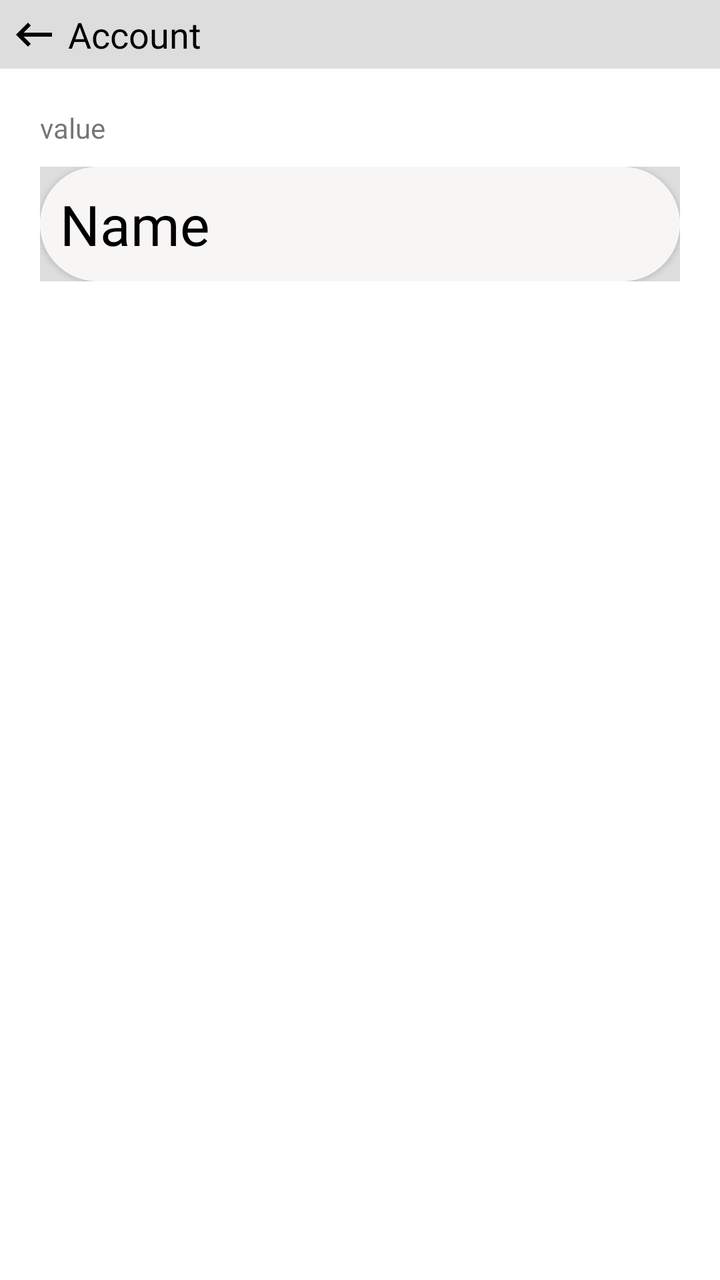
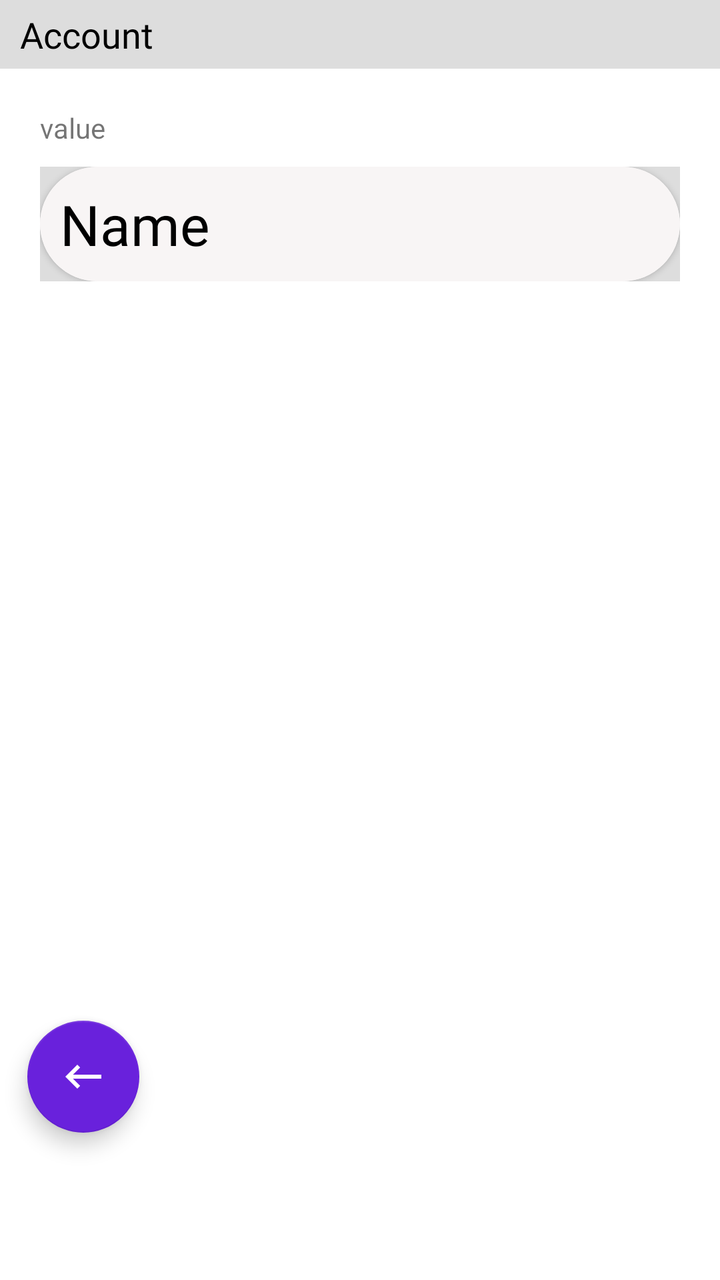

Screens rendered from an Android XML layout before and after an edit, with the pre-edit source and the edit as a unified diff.
<!-- AndroidManifest.xml: application theme Theme.WorkCollab -->
<!-- res/layout/fragment_account_edit.xml -->
<?xml version="1.0" encoding="utf-8"?>
<layout xmlns:android="http://schemas.android.com/apk/res/android"
    xmlns:tools="http://schemas.android.com/tools"
    xmlns:app="http://schemas.android.com/apk/res-auto">

    <data>

    </data>

    <FrameLayout
        android:layout_width="match_parent"
        android:layout_height="match_parent"
        tools:context=".fragments.AccountEditFragment" >

        <LinearLayout
            android:layout_width="match_parent"
            android:layout_height="match_parent"
            android:orientation="vertical">

            <LinearLayout
                android:layout_width="match_parent"
                android:layout_height="wrap_content"
                android:background="@color/deviceTheme2"
                android:orientation="horizontal"
                android:padding="5dp">

                <ImageView
                    android:id="@+id/backbtn"
                    app:tint="@color/textColor"
                    android:layout_width="wrap_content"
                    android:layout_height="match_parent"
                    android:src="@drawable/ic_back_arrow" />

                <TextView
                    android:id="@+id/editHeader"
                    style="@style/SecondTextStyle"
                    android:layout_width="wrap_content"
                    android:layout_height="match_parent"
                    android:layout_marginStart="5dp"
                    android:layout_weight="1"
                    android:text="Account"
                    android:textColor="@color/textColor" />

                <TextView
                    android:id="@+id/saveEdit"
                    style="@style/SecondTextStyle"
                    android:layout_width="wrap_content"
                    android:layout_height="match_parent"
                    android:layout_marginStart="5dp"
                    android:layout_weight="1"
                    android:textAlignment="viewEnd"
                    android:paddingRight="15dp"
                    android:visibility="gone"
                    android:text="Save"
                    android:textColor="@color/deviceThemeInverted" />

            </LinearLayout>

            <TextView
                android:id="@+id/tv_helper"
                android:layout_width="wrap_content"
                android:layout_height="wrap_content"
                android:layout_marginStart="20dp"
                android:layout_marginTop="20dp"
                android:text="value" />

            <FrameLayout
                android:layout_width="match_parent"
                android:layout_height="wrap_content"
                android:layout_marginEnd="20dp"
                android:layout_marginStart="20dp"
                android:layout_marginTop="10dp"
                android:background="@color/deviceTheme2">
                <androidx.cardview.widget.CardView
                    android:layout_width="match_parent"
                    android:layout_height="wrap_content"
                    android:layout_gravity="center|bottom"
                    android:background="@color/white"
                    app:cardCornerRadius="50dp">
                        <EditText
                            android:id="@+id/editTextText"
                            android:layout_width="match_parent"
                            android:layout_height="match_parent"
                            style="@style/SecondTextStyle"
                            android:textColor="@color/textColor"
                            android:padding="10dp"
                            android:textSize="28dp"
                            android:background="@color/deviceTheme"
                            android:ems="10"
                            android:inputType="text"
                            android:text="Name" />
                </androidx.cardview.widget.CardView>
            </FrameLayout>

        </LinearLayout>
    </FrameLayout>
</layout>
<!-- resources referenced by this layout -->
<resources>
  <color name="deviceTheme">#F8F5F5</color>
  <color name="deviceTheme2">#DDDDDD</color>
  <color name="deviceThemeInverted">#2E2E2E</color>
  <color name="textColor">#000000</color>
  <color name="white">#FFFFFFFF</color>
  <!-- drawable ic_back_arrow (drawable) -->
  <vector xmlns:android="http://schemas.android.com/apk/res/android" android:autoMirrored="true" android:height="24dp" android:tint="#FFFFFF" android:viewportHeight="24" android:viewportWidth="24" android:width="24dp">
        
      <path android:fillColor="@android:color/white" android:pathData="M21,11H6.83l3.58,-3.59L9,6l-6,6 6,6 1.41,-1.41L6.83,13H21z"/>
      
  </vector>
  <style name="SecondTextStyle">
          <item name="android:textSize">18sp</item>
          <item name="android:textAllCaps">false</item>
          <item name="android:textColor">@color/black</item>
          <item name="android:fontFamily">@font/bahnschrift</item>
      </style>
  <style name="Theme.WorkCollab" parent="Base.Theme.WorkCollab" />
  <color name="black">#FF000000</color>
  <style name="Base.Theme.WorkCollab" parent="Theme.MaterialComponents.DayNight.NoActionBar">
          <item name="android:windowTranslucentStatus">true</item>
          <item name="colorPrimary">@color/deviceTheme</item>
          <item name="colorOnPrimary">@color/white</item>
          <item name="colorSecondary">@color/deviceTheme2</item>
          <item name="android:navigationBarColor">#28134A</item>
  
      </style>
</resources>

<!-- the commit's change to res/layout/fragment_account_edit.xml (unified diff, before → after) -->
@@ -23,13 +23,6 @@
                 android:background="@color/deviceTheme2"
                 android:orientation="horizontal"
                 android:padding="5dp">
-
-                <ImageView
-                    android:id="@+id/backbtn"
-                    app:tint="@color/textColor"
-                    android:layout_width="wrap_content"
-                    android:layout_height="match_parent"
-                    android:src="@drawable/ic_back_arrow" />
 
                 <TextView
                     android:id="@+id/editHeader"
@@ -92,6 +85,30 @@
                 </androidx.cardview.widget.CardView>
             </FrameLayout>
 
+            <androidx.constraintlayout.widget.ConstraintLayout
+                android:layout_width="match_parent"
+                android:layout_height="match_parent">
+
+                <com.google.android.material.floatingactionbutton.FloatingActionButton
+                    android:id="@+id/backBtn"
+                    android:layout_width="wrap_content"
+                    android:layout_height="wrap_content"
+                    android:clickable="true"
+                    android:focusable="true"
+                    app:tint="@color/white"
+                    app:backgroundTint="@color/bg_light"
+                    app:layout_constraintBottom_toBottomOf="parent"
+                    app:layout_constraintEnd_toEndOf="parent"
+                    app:layout_constraintHorizontal_bias="0.045"
+                    app:layout_constraintStart_toStartOf="parent"
+                    app:layout_constraintTop_toTopOf="parent"
+                    app:layout_constraintVertical_bias="0.834"
+                    app:srcCompat="@drawable/ic_back_arrow"
+                    tools:ignore="ContentDescription" />
+            </androidx.constraintlayout.widget.ConstraintLayout>
+
         </LinearLayout>
+
     </FrameLayout>
+
 </layout>
<!-- resource entries referenced after the edit -->
@@ -1,15 +1,20 @@
 <!-- resources referenced by this layout -->
 <resources>
+  <color name="bg_light">#6921dc</color>
   <color name="deviceTheme">#F8F5F5</color>
   <color name="deviceTheme2">#DDDDDD</color>
   <color name="deviceThemeInverted">#2E2E2E</color>
   <color name="textColor">#000000</color>
   <color name="white">#FFFFFFFF</color>
   <!-- drawable ic_back_arrow (drawable) -->
-  <vector xmlns:android="http://schemas.android.com/apk/res/android" android:autoMirrored="true" android:height="24dp" android:tint="#FFFFFF" android:viewportHeight="24" android:viewportWidth="24" android:width="24dp">
-        
+  <vector xmlns:android="http://schemas.android.com/apk/res/android"
+      android:height="24dp" android:tint="#FFFFFF"
+      android:viewportHeight="24"
+      android:viewportWidth="24"
+      android:width="24dp">
+  
       <path android:fillColor="@android:color/white" android:pathData="M21,11H6.83l3.58,-3.59L9,6l-6,6 6,6 1.41,-1.41L6.83,13H21z"/>
-      
+  
   </vector>
   <style name="SecondTextStyle">
           <item name="android:textSize">18sp</item>
